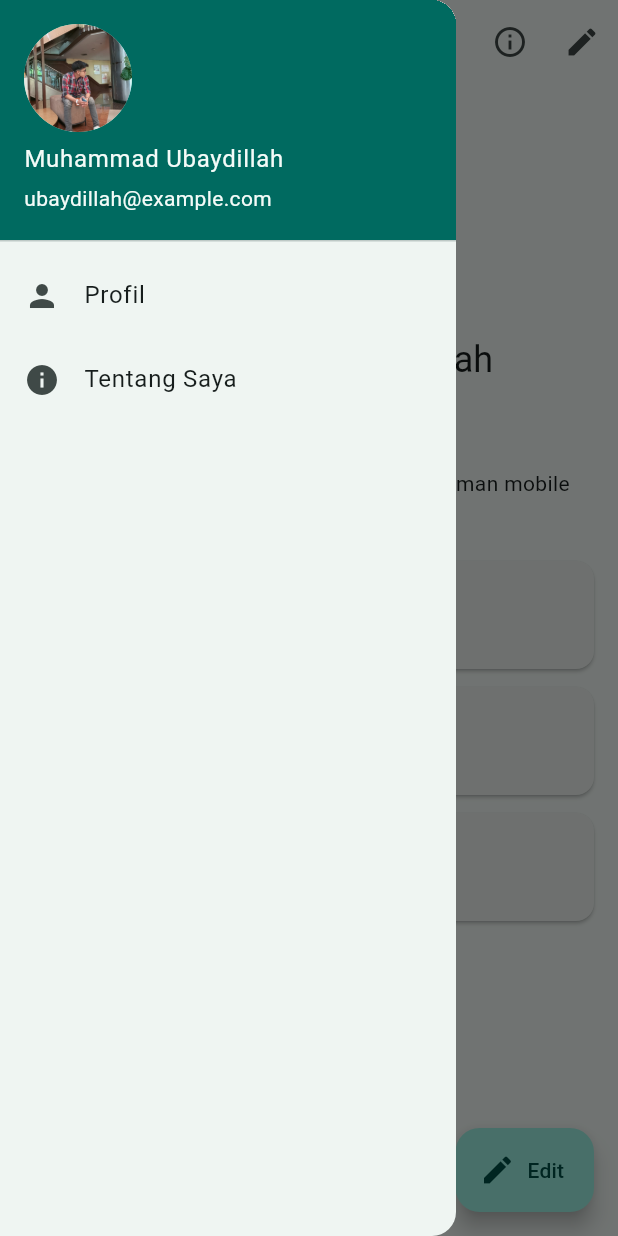
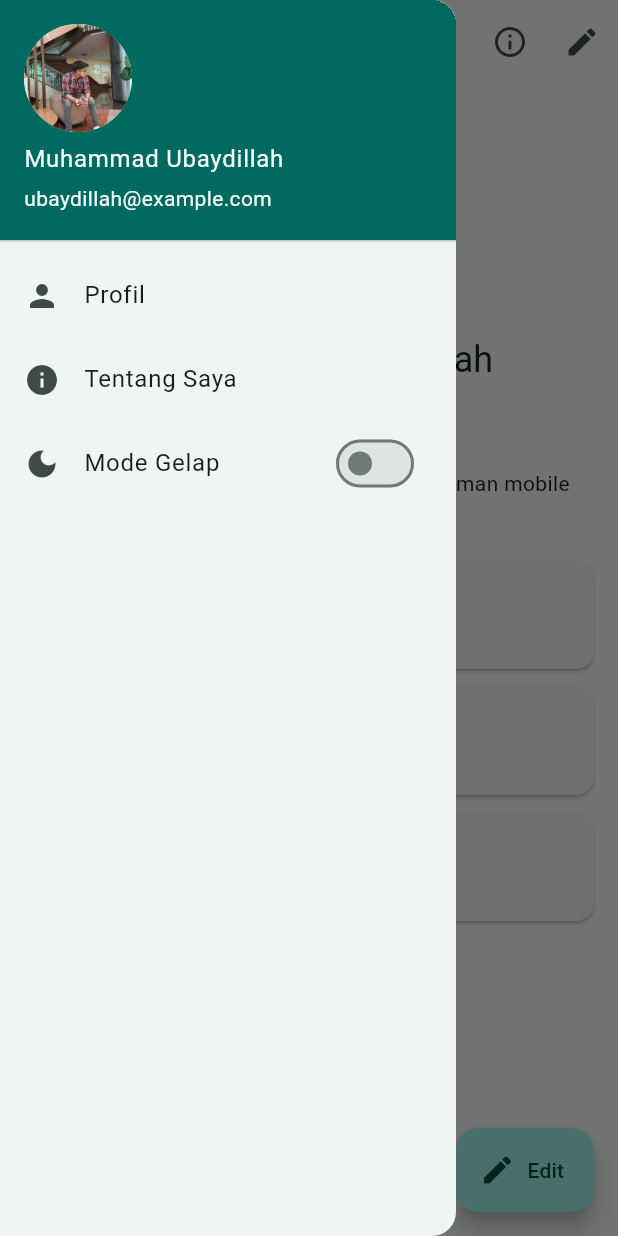
Before and after one commit to MUHAMADUBAYDILAH605/uts-pml--1124160011-, a Flutter app: the screen it shows after launch, with the side drawer open, on a phone screen of 412 x 824 dp. Run offline on Flutter 3.47's test engine with Material 3 defaults, Android fonts, the phone set to English and light mode, and no system bars.

Commit message:
feat: tambah toggle mode gelap di AppBar dan drawer

```diff
--- a/soal2-profil-app/lib/screens/profile_page.dart
+++ b/soal2-profil-app/lib/screens/profile_page.dart
@@ -1,4 +1,5 @@
 import 'package:flutter/material.dart';
+import '../main.dart';
 import '../models/profile.dart';
 import '../widgets/info_tile.dart';
 import 'edit_profile_page.dart';
@@ -32,12 +33,24 @@ class _ProfilePageState extends State<ProfilePage> {
     }
   }
 
+  void _setDark(bool dark) {
+    themeNotifier.value = dark ? ThemeMode.dark : ThemeMode.light;
+    setState(() {});
+  }
+
   @override
   Widget build(BuildContext context) {
+    final isDark = themeNotifier.value == ThemeMode.dark;
+
     return Scaffold(
       appBar: AppBar(
         title: const Text('Profil'),
         actions: [
+          IconButton(
+            tooltip: 'Mode gelap',
+            icon: Icon(isDark ? Icons.light_mode : Icons.dark_mode),
+            onPressed: () => _setDark(!isDark),
+          ),
           IconButton(
             tooltip: 'Tentang saya',
             icon: const Icon(Icons.info_outline),
@@ -72,6 +85,12 @@ class _ProfilePageState extends State<ProfilePage> {
                 Navigator.pop(context);
                 Navigator.pushNamed(context, '/about');
               },
+            ),
+            SwitchListTile(
+              secondary: const Icon(Icons.dark_mode),
+              title: const Text('Mode Gelap'),
+              value: isDark,
+              onChanged: _setDark,
             ),
           ],
         ),
```
